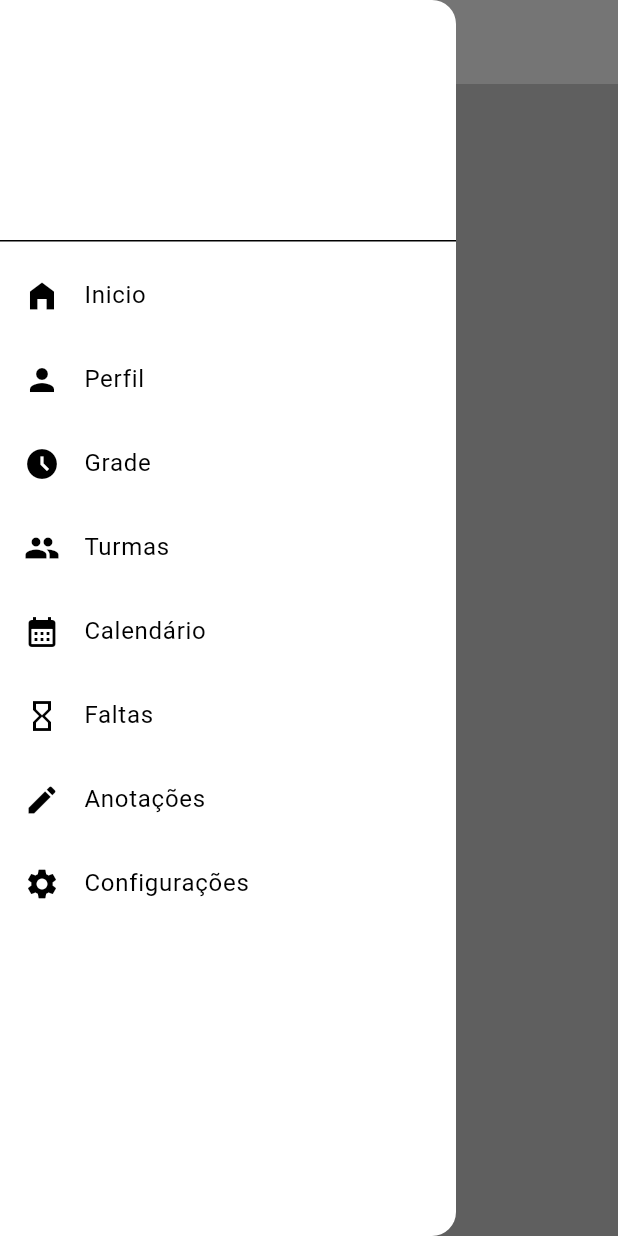
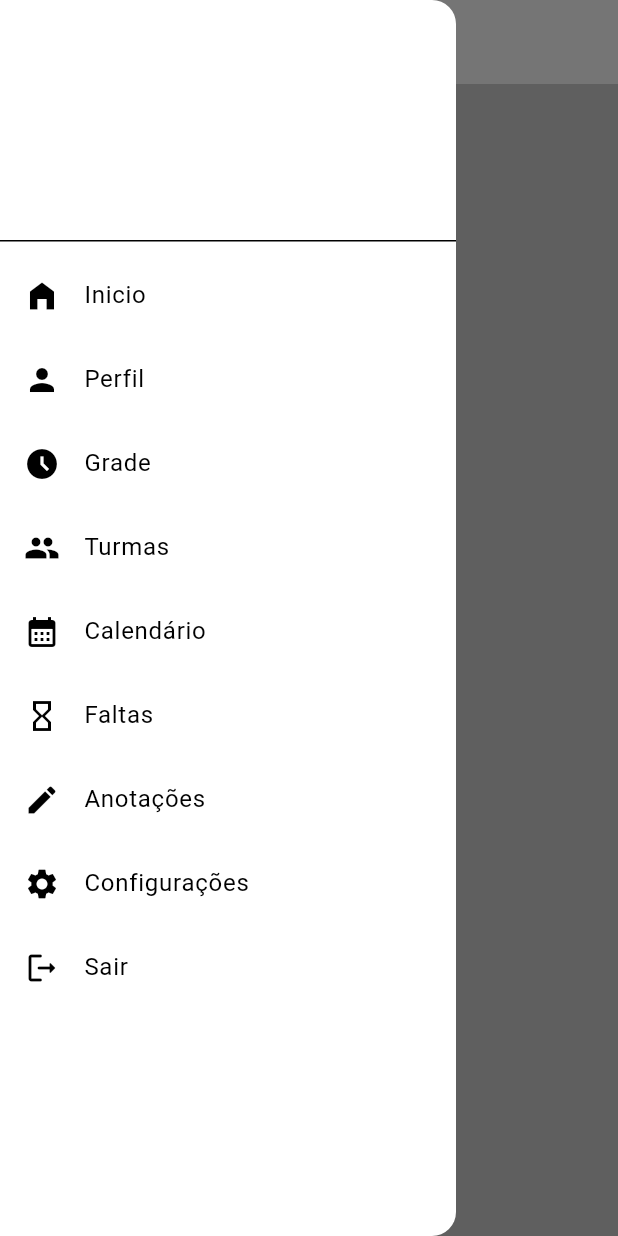
Before and after one commit to b1guuuu/grade-comum, a Flutter app: the InicioPage screen opened by its route, with the side drawer open, on a phone screen of 412 x 824 dp. Run offline on Flutter 3.47's test engine with Material 3 defaults, Android fonts, the phone set to English and light mode, and no system bars; drawn by our look-alikes of calendar_view; our stand-ins replace accordion, quickalert, shared_preferences; accounts and stored records are empty; network calls fail.

Commit message:
[mobile] adicionado botão de logout na navegação

```diff
--- a/mobile/grade/lib/view/component/navegacao.dart
+++ b/mobile/grade/lib/view/component/navegacao.dart
@@ -1,10 +1,13 @@
 import 'package:flutter/material.dart';
+import 'package:grade/controller/global_controller.dart';
 import 'package:grade/view/page/anotacao.dart';
 import 'package:grade/view/page/calendario.dart';
 import 'package:grade/view/page/grade.dart';
 import 'package:grade/view/page/inicio.dart';
+import 'package:grade/view/page/login.dart';
 import 'package:grade/view/page/perfil.dart';
 import 'package:grade/view/page/turma.dart';
+import 'package:shared_preferences/shared_preferences.dart';
 
 class Navegacao extends StatelessWidget {
   const Navegacao({super.key});
@@ -57,6 +60,14 @@ class Navegacao extends StatelessWidget {
           leading: const Icon(Icons.settings),
           onTap: () => Navigator.pushReplacementNamed(context, InicioPage.rota),
         ),
+        ListTile(
+            title: const Text('Sair'),
+            leading: const Icon(Icons.logout_rounded),
+            onTap: () => {
+                  // GlobalController.instance.clear(),
+                  SharedPreferences.getInstance().then((preferences) => preferences.clear()),
+                  Navigator.pushReplacementNamed(context, LoginPage.rota),
+                }),
       ],
     );
   }
--- a/mobile/grade/lib/view/page/login.dart
+++ b/mobile/grade/lib/view/page/login.dart
@@ -69,6 +69,7 @@ class LoginPageState extends State<LoginPage> {
       final SharedPreferences preferences =
           await SharedPreferences.getInstance();
       preferences.setString('aluno', jsonEncode(aluno.toMapLeitura()));
+      final instaceNow = GlobalController.instance;
       GlobalController.instance.setAluno(aluno);
       Navigator.of(context).pushReplacementNamed(InicioPage.rota);
     } catch (e) {
```
